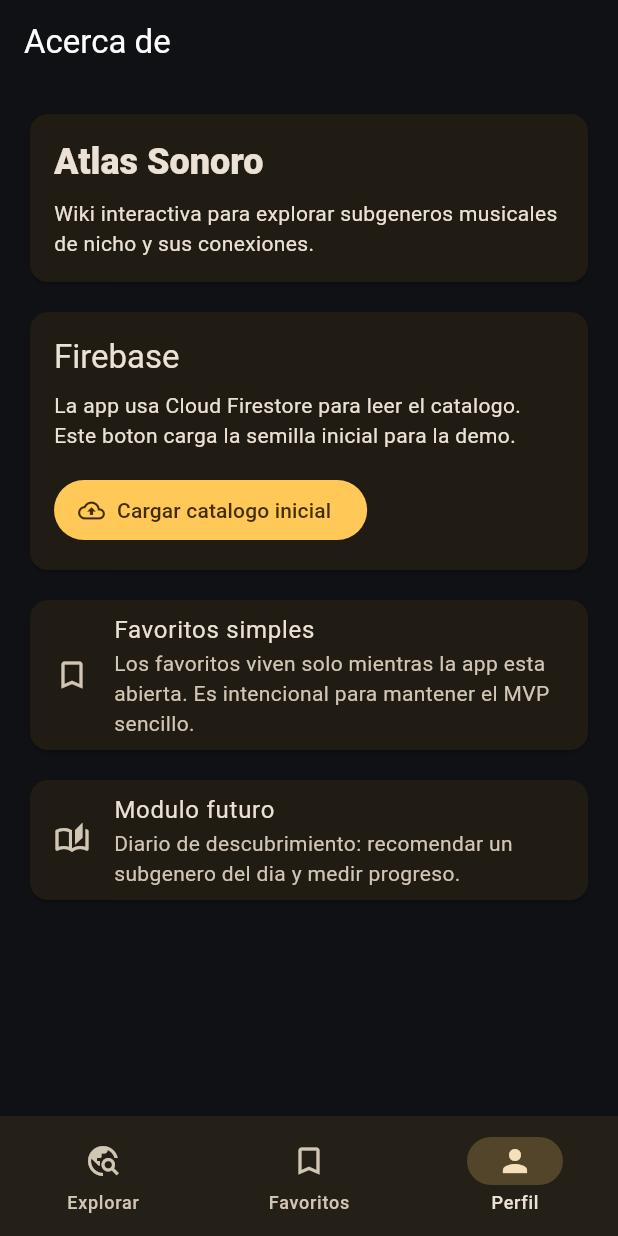
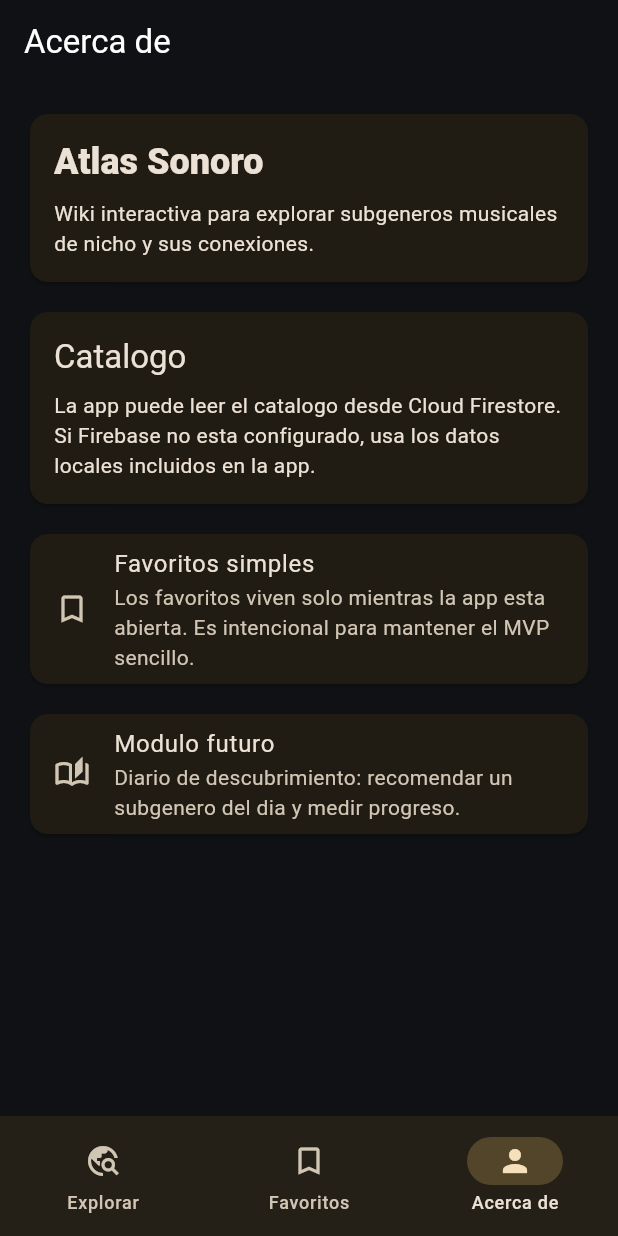
Before and after one commit to Oloracereza/atlas-sonoro, a Flutter app: the screen it shows after launch, item 3 of the bottom bar chosen, on a phone screen of 412 x 824 dp. Run offline on Flutter 3.47's test engine with Material 3 defaults, Android fonts, the phone set to English and light mode, and no system bars; our stand-ins replace cloud_firestore, firebase_core; accounts and stored records are empty.

Commit message:
Ajustes Play Store

```diff
--- a/lib/screens/home_shell.dart
+++ b/lib/screens/home_shell.dart
@@ -58,7 +58,7 @@ class _HomeShellState extends State<HomeShell> {
           NavigationDestination(
             icon: Icon(Icons.person_outline),
             selectedIcon: Icon(Icons.person),
-            label: 'Perfil',
+            label: 'Acerca de',
           ),
         ],
       ),
--- a/lib/screens/profile_screen.dart
+++ b/lib/screens/profile_screen.dart
@@ -1,41 +1,7 @@
 import 'package:flutter/material.dart';
 
-import '../services/genre_service.dart';
-
-class ProfileScreen extends StatefulWidget {
+class ProfileScreen extends StatelessWidget {
   const ProfileScreen({super.key});
-
-  @override
-  State<ProfileScreen> createState() => _ProfileScreenState();
-}
-
-class _ProfileScreenState extends State<ProfileScreen> {
-  final _genreService = GenreService();
-  bool _isSeeding = false;
-
-  Future<void> _seedCatalog() async {
-    setState(() => _isSeeding = true);
-    try {
-      final created = await _genreService.seedGenresIfEmpty();
-      if (!mounted) return;
-      ScaffoldMessenger.of(context).showSnackBar(
-        SnackBar(
-          content: Text(
-            created == 0
-                ? 'El catalogo ya tenia datos.'
-                : 'Se cargaron $created generos.',
-          ),
-        ),
-      );
-    } catch (_) {
-      if (!mounted) return;
-      ScaffoldMessenger.of(context).showSnackBar(
-        const SnackBar(content: Text('No se pudo cargar el catalogo.')),
-      );
-    } finally {
-      if (mounted) setState(() => _isSeeding = false);
-    }
-  }
 
   @override
   Widget build(BuildContext context) {
@@ -72,24 +38,12 @@ class _ProfileScreenState extends State<ProfileScreen> {
                 crossAxisAlignment: CrossAxisAlignment.start,
                 children: [
                   Text(
-                    'Firebase',
+                    'Catalogo',
                     style: Theme.of(context).textTheme.titleLarge,
                   ),
                   const SizedBox(height: 8),
                   const Text(
-                    'La app usa Cloud Firestore para leer el catalogo. Este boton carga la semilla inicial para la demo.',
-                  ),
-                  const SizedBox(height: 16),
-                  FilledButton.icon(
-                    onPressed: _isSeeding ? null : _seedCatalog,
-                    icon: _isSeeding
-                        ? const SizedBox(
-                            width: 18,
-                            height: 18,
-                            child: CircularProgressIndicator(strokeWidth: 2),
-                          )
-                        : const Icon(Icons.cloud_upload_outlined),
-                    label: const Text('Cargar catalogo inicial'),
+                    'La app puede leer el catalogo desde Cloud Firestore. Si Firebase no esta configurado, usa los datos locales incluidos en la app.',
                   ),
                 ],
               ),
```
Also changed, not shown: 4 other files.
